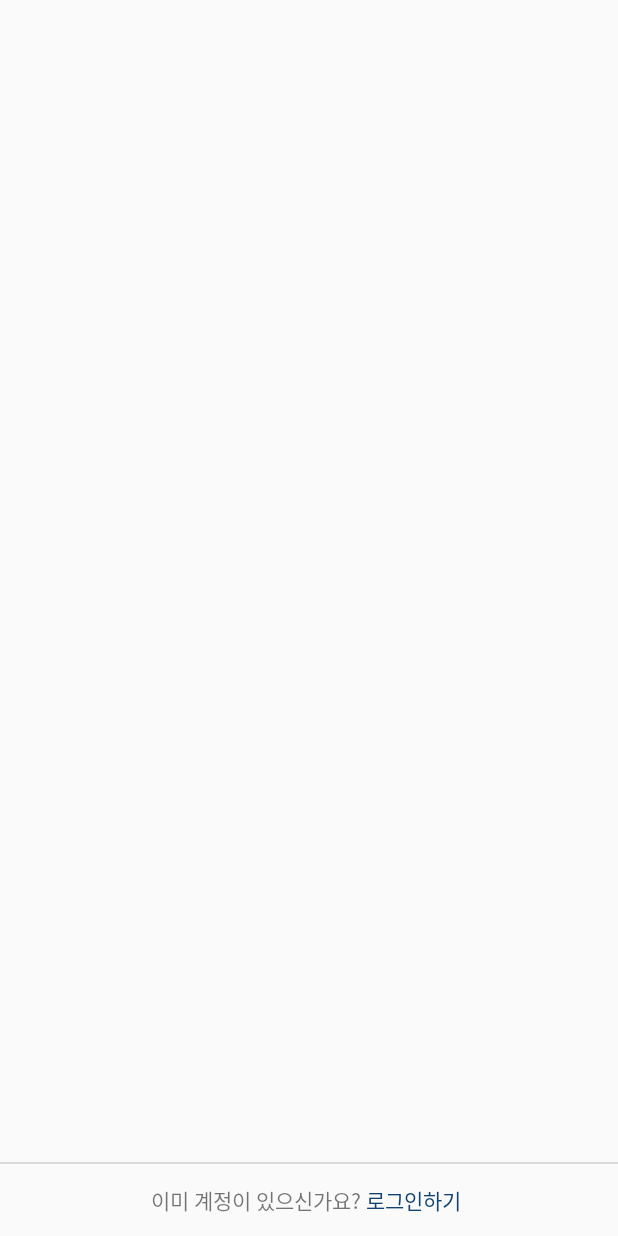
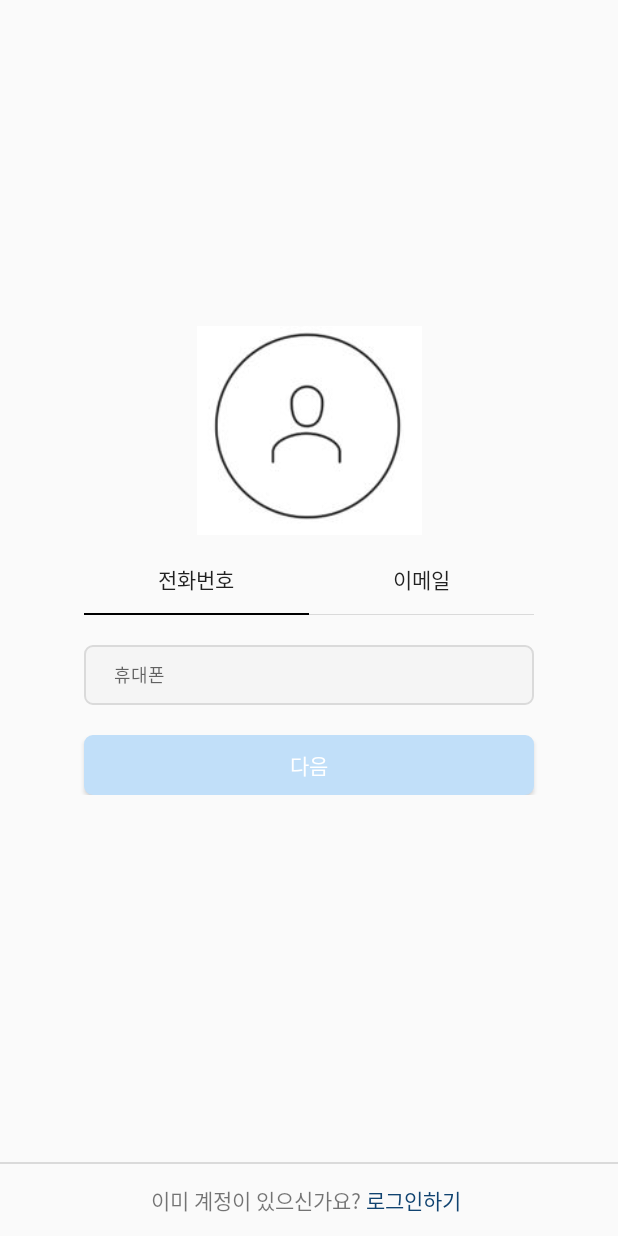
Before and after one commit to plashdof/Instaclone_Kotlin, an Android app: the SignupActivity screen opened directly, with no data from a screen before it, on a phone screen of 412 x 824 dp. Run offline under Robolectric (Android 15) with nearby library versions, the phone set to English and light mode, and no system bars.

Commit message:
SignupActivity layout 완료

```diff
--- a/app/src/main/AndroidManifest.xml
+++ b/app/src/main/AndroidManifest.xml
@@ -31,7 +31,7 @@
             android:theme="@style/AppTheme.NoActionBar"
             android:windowSoftInputMode="adjustPan"/>
 
-        <activity android:name=".src.main.SignupActivity"
+        <activity android:name=".src.main.SignupPages.SignupActivity"
             android:exported="true"
             android:theme="@style/AppTheme.NoActionBar"/>
 
--- a/app/src/main/java/com/instagram/src/main/LoginActivity.kt
+++ b/app/src/main/java/com/instagram/src/main/LoginActivity.kt
@@ -9,6 +9,7 @@ import android.util.Log
 import com.instagram.R
 import com.instagram.config.BaseActivity
 import com.instagram.databinding.ActivityLoginBinding
+import com.instagram.src.main.SignupPages.SignupActivity
 
 class LoginActivity : BaseActivity<ActivityLoginBinding>(ActivityLoginBinding::inflate){
 
@@ -47,18 +48,17 @@ class LoginActivity : BaseActivity<ActivityLoginBinding>(ActivityLoginBinding::i
             override fun onTextChanged(p0: CharSequence?, p1: Int, p2: Int, p3: Int) {
                 pw = binding.etLoginPw.text.toString()
 
+
                 pwflag = pw.isNotBlank()
+
 
                 if(pwflag && idflag){
                     loginbtn.setBackgroundResource(R.drawable.shape_loginbtn_active)
                 }else{
                     loginbtn.setBackgroundResource(R.drawable.shape_loginbtn)
                 }
-
             }
-
             override fun afterTextChanged(p0: Editable?) {}
-
         })
 
         binding.btnLoginLogin.setOnClickListener {
--- a/app/src/main/java/com/instagram/src/main/SignupActivity.kt
+++ /dev/null
@@ -1,14 +0,0 @@
-package com.instagram.src.main
-
-import android.os.Bundle
-import com.instagram.R
-import com.instagram.config.BaseActivity
-import com.instagram.databinding.ActivitySignupBinding
-
-class SignupActivity : BaseActivity<ActivitySignupBinding>(ActivitySignupBinding::inflate){
-
-    override fun onCreate(savedInstanceState: Bundle?) {
-        super.onCreate(savedInstanceState)
-
-    }
-}
--- /dev/null
+++ b/app/src/main/java/com/instagram/src/main/SignupPages/SignupActivity.kt
@@ -0,0 +1,70 @@
+package com.instagram.src.main.SignupPages
+
+import android.content.Intent
+import android.graphics.Color
+import android.os.Bundle
+import android.text.Editable
+import android.text.TextWatcher
+import com.instagram.R
+import com.instagram.config.BaseActivity
+import com.instagram.databinding.ActivitySignupBinding
+import com.instagram.src.main.LoginActivity
+
+class SignupActivity : BaseActivity<ActivitySignupBinding>(ActivitySignupBinding::inflate){
+    var inputdata : String = ""
+    var inputflag = false
+
+    override fun onCreate(savedInstanceState: Bundle?) {
+        super.onCreate(savedInstanceState)
+
+        var phonebtn = binding.btnSignupPhone
+        var emailbtn = binding.btnSignupEmail
+        var edittext = binding.etSignupInput
+        var nextbtn = binding.btnSignupNext
+        var loginbtn = binding.btnSignupLogin
+
+        binding.btnSignupPhone.setOnClickListener {
+            phonebtn.setBackgroundResource(R.drawable.shape_signupbtn_active)
+            phonebtn.setTextColor(Color.BLACK)
+
+            emailbtn.setBackgroundResource(R.drawable.shape_signupbtn)
+            emailbtn.setTextColor(Color.rgb(117,117,117))
+
+            edittext.hint = "휴대폰"
+        }
+
+        binding.btnSignupEmail.setOnClickListener {
+            emailbtn.setBackgroundResource(R.drawable.shape_signupbtn_active)
+            emailbtn.setTextColor(Color.BLACK)
+
+            phonebtn.setBackgroundResource(R.drawable.shape_signupbtn)
+            phonebtn.setTextColor(Color.rgb(117,117,117))
+
+            edittext.hint = "이메일"
+        }
+
+        edittext.addTextChangedListener(object:TextWatcher{
+            override fun beforeTextChanged(p0: CharSequence?, p1: Int, p2: Int, p3: Int) {}
+
+            override fun onTextChanged(p0: CharSequence?, p1: Int, p2: Int, p3: Int) {
+                inputdata = binding.etSignupInput.text.toString()
+
+                inputflag = inputdata.isNotBlank()
+
+                if(inputflag){
+                    nextbtn.setBackgroundResource(R.drawable.shape_loginbtn_active)
+                }else{
+                    nextbtn.setBackgroundResource(R.drawable.shape_loginbtn)
+                }
+
+            }
+
+            override fun afterTextChanged(p0: Editable?) {}
+        })
+
+        loginbtn.setOnClickListener {
+            val intent = Intent(this,LoginActivity::class.java)
+            startActivity(intent)
+        }
+    }
+}
--- a/app/src/main/res/drawable/shape_et.xml
+++ b/app/src/main/res/drawable/shape_et.xml
@@ -1,7 +1,7 @@
 <?xml version="1.0" encoding="utf-8"?>
 <shape xmlns:android="http://schemas.android.com/apk/res/android">
 
-    <solid android:color="#FFFFFF"/>
+    <solid android:color="#f5f5f5"/>
 
     <stroke
         android:width="1dp"
--- /dev/null
+++ b/app/src/main/res/drawable/shape_signupbtn.xml
@@ -0,0 +1,17 @@
+<?xml version="1.0" encoding="utf-8"?>
+<layer-list xmlns:android="http://schemas.android.com/apk/res/android">
+
+    <item
+        android:top="-2dp"
+        android:left="-2dp"
+        android:right="-2dp">
+        <shape android:shape="rectangle">
+            <stroke
+                android:width="0.5dp"
+                android:color="@color/insta_login_border"/>
+
+        </shape>
+    </item>
+
+
+</layer-list>
--- /dev/null
+++ b/app/src/main/res/drawable/shape_signupbtn_active.xml
@@ -0,0 +1,17 @@
+<?xml version="1.0" encoding="utf-8"?>
+<layer-list xmlns:android="http://schemas.android.com/apk/res/android">
+
+    <item
+        android:top="-2dp"
+        android:left="-2dp"
+        android:right="-2dp">
+        <shape android:shape="rectangle">
+            <stroke
+                android:width="1dp"
+                android:color="@color/insta_black"/>
+
+        </shape>
+    </item>
+
+
+</layer-list>
--- a/app/src/main/res/layout/activity_signup.xml
+++ b/app/src/main/res/layout/activity_signup.xml
@@ -5,32 +5,87 @@
     android:layout_height="match_parent">
 
 
-
     <ImageView
+        android:id="@+id/iv_signup_icon"
         android:layout_width="150dp"
         android:layout_height="150dp"
-        app:layout_constraintTop_toTopOf="parent"
+        android:layout_marginBottom="250dp"
+        android:src="@drawable/signup_icon"
+        app:layout_constraintBottom_toBottomOf="parent"
+        app:layout_constraintEnd_toEndOf="parent"
         app:layout_constraintStart_toStartOf="parent"
-        app:layout_constraintEnd_toEndOf="parent"
-        app:layout_constraintBottom_toBottomOf="parent"/>
+        app:layout_constraintTop_toTopOf="parent" />
+
+    <LinearLayout
+        android:layout_width="match_parent"
+        android:layout_height="wrap_content"
+        android:orientation="vertical"
+        android:gravity="center"
+        app:layout_constraintTop_toBottomOf="@id/iv_signup_icon">
+
+        <LinearLayout
+            android:id="@+id/layout_signup_btn"
+            android:layout_width="match_parent"
+            android:layout_height="wrap_content"
+            android:gravity="center"
+            android:orientation="horizontal">
+
+            <Button
+                android:id="@+id/btn_signup_phone"
+                android:layout_width="150dp"
+                android:layout_height="wrap_content"
+                android:background="@drawable/shape_signupbtn_active"
+                android:text="전화번호" />
+
+            <Button
+                android:id="@+id/btn_signup_email"
+                android:layout_width="150dp"
+                android:layout_height="wrap_content"
+                android:background="@drawable/shape_signupbtn"
+                android:text="이메일" />
+
+        </LinearLayout>
+
+        <EditText
+            android:id="@+id/et_signup_input"
+            android:layout_width="300dp"
+            android:layout_height="40dp"
+            android:layout_marginTop="20dp"
+            android:paddingLeft="20dp"
+            android:hint="휴대폰"
+            android:textSize="12sp"
+            android:background="@drawable/shape_et"/>
+
+        <Button
+            android:id="@+id/btn_signup_next"
+            android:layout_width="300dp"
+            android:layout_height="40dp"
+            android:layout_marginTop="20dp"
+            android:background="@drawable/shape_loginbtn"
+            android:text="다음"
+            android:textColor="@color/insta_white"/>
+
+
+    </LinearLayout>
+
 
 
 
     <View
         android:layout_width="match_parent"
         android:layout_height="1dp"
-        app:layout_constraintBottom_toTopOf="@id/layout_signup_login"
-        android:background="@color/insta_login_border"/>
+        android:background="@color/insta_login_border"
+        app:layout_constraintBottom_toTopOf="@id/layout_signup_login" />
 
     <LinearLayout
         android:id="@+id/layout_signup_login"
         android:layout_width="match_parent"
         android:layout_height="wrap_content"
+        android:gravity="center"
         android:orientation="horizontal"
-        android:gravity="center"
         app:layout_constraintBottom_toBottomOf="parent"
-        app:layout_constraintStart_toStartOf="parent"
-        app:layout_constraintEnd_toEndOf="parent">
+        app:layout_constraintEnd_toEndOf="parent"
+        app:layout_constraintStart_toStartOf="parent">
 
         <TextView
             android:layout_width="wrap_content"
@@ -41,11 +96,9 @@
             android:id="@+id/btn_signup_login"
             android:layout_width="70dp"
             android:layout_height="wrap_content"
+            android:background="@android:color/transparent"
             android:text="로그인하기"
-            android:textColor="@color/insta_login_textbtn"
-            android:background="@android:color/transparent"
-            />
-
+            android:textColor="@color/insta_login_textbtn" />
 
 
     </LinearLayout>
--- a/app/src/main/res/layout/activity_splash.xml
+++ b/app/src/main/res/layout/activity_splash.xml
@@ -8,8 +8,8 @@
     tools:context=".src.splash.SplashActivity">
 
     <ImageView
-        android:layout_width="80dp"
-        android:layout_height="80dp"
+        android:layout_width="50dp"
+        android:layout_height="50dp"
         android:src="@drawable/splash_logo"
         app:layout_constraintBottom_toBottomOf="parent"
         app:layout_constraintTop_toTopOf="parent"
```
Also changed, not shown: app/src/main/res/drawable-hdpi/signup_icon.JPG (added).
